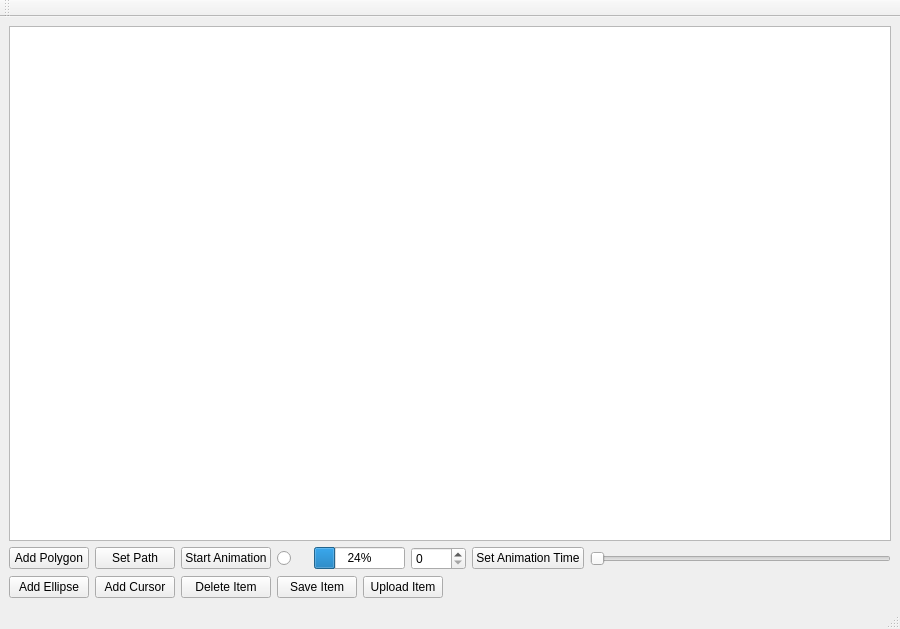
nuigroup/tuio-simulator, file ui/mainwindow.ui: the form before one commit.
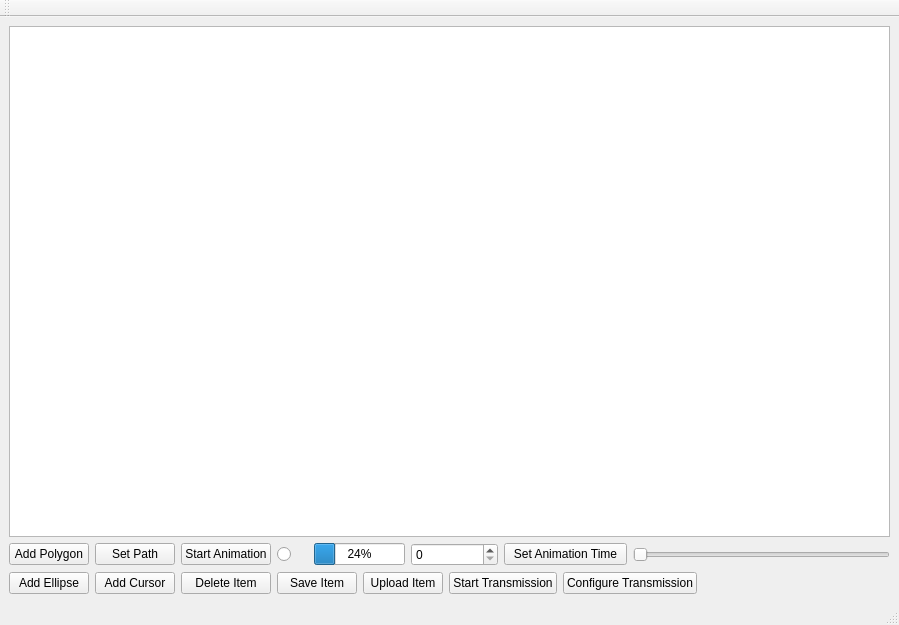
The form after the commit. Icons and pictures are not drawn.

Diff of the .ui file:
```diff
--- a/ui/mainwindow.ui
+++ b/ui/mainwindow.ui
@@ -5,8 +5,8 @@
    <rect>
     <x>0</x>
     <y>0</y>
-    <width>900</width>
-    <height>629</height>
+    <width>899</width>
+    <height>625</height>
    </rect>
   </property>
   <property name="minimumSize" >
@@ -27,12 +27,12 @@
     <rect>
      <x>0</x>
      <y>33</y>
-     <width>900</width>
-     <height>577</height>
+     <width>899</width>
+     <height>573</height>
     </rect>
    </property>
    <layout class="QGridLayout" name="gridLayout" >
-    <item row="0" column="0" colspan="10" >
+    <item row="0" column="0" colspan="12" >
      <widget class="QGraphicsView" name="view" >
       <property name="cursor" stdset="0" >
        <cursorShape>PointingHandCursor</cursorShape>
@@ -84,14 +84,14 @@
       </property>
      </widget>
     </item>
-    <item row="1" column="8" >
+    <item row="1" column="8" colspan="2" >
      <widget class="QPushButton" name="setAnimationTimeButton" >
       <property name="text" >
        <string>Set Animation Time</string>
       </property>
      </widget>
     </item>
-    <item row="1" column="9" >
+    <item row="1" column="10" colspan="2" >
      <widget class="QSlider" name="animationSlider" >
       <property name="cursor" >
        <cursorShape>PointingHandCursor</cursorShape>
@@ -136,14 +136,28 @@
       </property>
      </widget>
     </item>
-    <item row="2" column="7" colspan="3" >
+    <item row="2" column="7" colspan="2" >
+     <widget class="QPushButton" name="pushButton" >
+      <property name="text" >
+       <string>Start Transmission</string>
+      </property>
+     </widget>
+    </item>
+    <item row="2" column="9" colspan="2" >
+     <widget class="QPushButton" name="configureButton" >
+      <property name="text" >
+       <string>Configure Transmission</string>
+      </property>
+     </widget>
+    </item>
+    <item row="2" column="11" >
      <spacer name="horizontalSpacer" >
       <property name="orientation" >
        <enum>Qt::Horizontal</enum>
       </property>
       <property name="sizeHint" stdset="0" >
        <size>
-        <width>547</width>
+        <width>240</width>
         <height>20</height>
        </size>
       </property>
@@ -165,8 +179,8 @@
    <property name="geometry" >
     <rect>
      <x>0</x>
-     <y>610</y>
-     <width>900</width>
+     <y>606</y>
+     <width>899</width>
      <height>19</height>
     </rect>
    </property>
@@ -176,7 +190,7 @@
     <rect>
      <x>0</x>
      <y>21</y>
-     <width>900</width>
+     <width>899</width>
      <height>12</height>
     </rect>
    </property>
```
Left out of the diff: 2 changed lines with no effect on the pictures.
